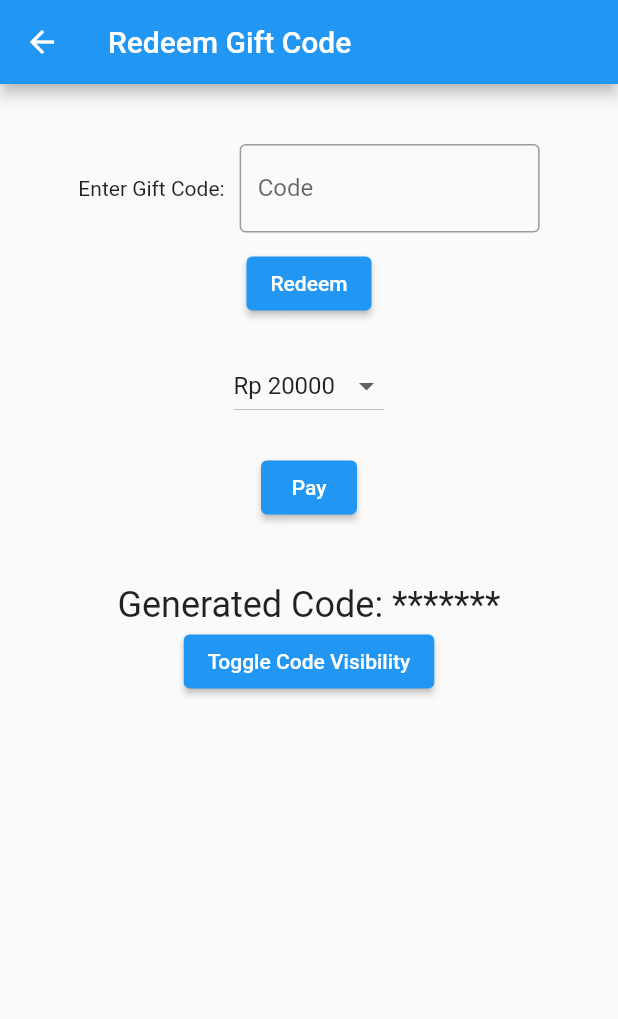
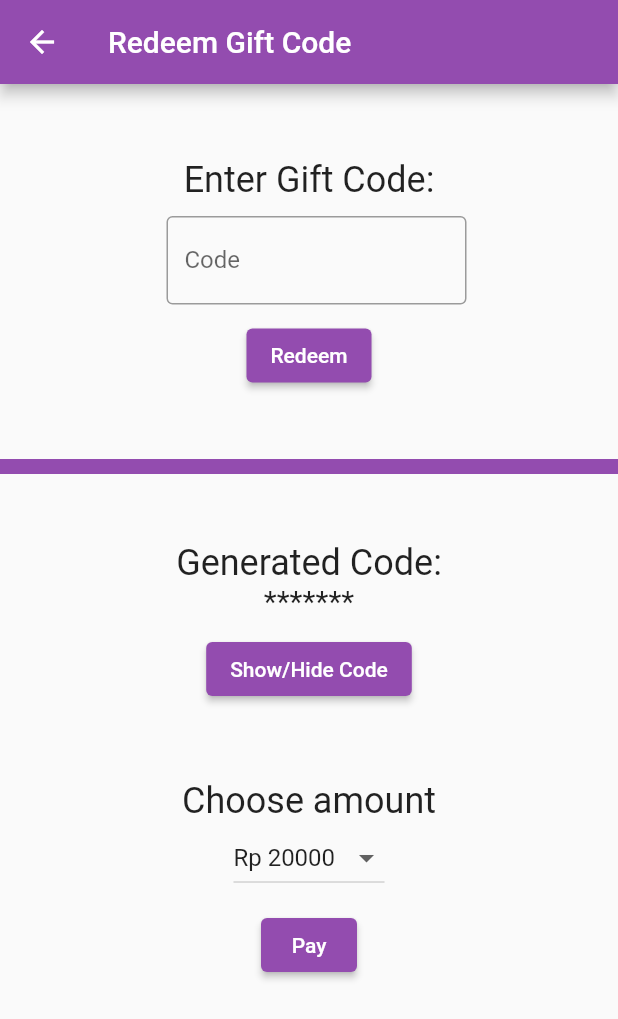
Before and after one commit to George535220173/UAS_E-MONEY, a Flutter app: the giftcodePage screen opened directly, on a phone screen of 412 x 824 dp. Shown: the top 1019 px of the screen. Run offline on Flutter 3.47's test engine with Material 2 defaults, Android fonts, the phone set to English and light mode, and no system bars; network calls fail.

Commit message:
update sistem giftcode

```diff
--- a/lib/Deposit/giftcode.dart
+++ b/lib/Deposit/giftcode.dart
@@ -12,33 +12,37 @@ class giftcodePage extends StatefulWidget {
 class _giftcodePageState extends State<giftcodePage> {
   final List<String> giftCodes = [];
   final List<int> amounts = [20000, 50000, 100000, 250000];
-  int selectedAmount = 20000; // Default amount
-  late String generatedCode = ''; // Initialize with an empty string
+  int selectedAmount = 20000;
+  late String generatedCode = '';
   TextEditingController enteredCodeController = TextEditingController();
-  bool isCodeVisible = false; // Newly added
+  bool isCodeVisible = false;
 
   @override
   Widget build(BuildContext context) {
     return Scaffold(
       appBar: AppBar(
         title: Text('Redeem Gift Code'),
+        backgroundColor: Color.fromARGB(255, 147, 76, 175),
       ),
       body: SingleChildScrollView(
         child: Column(
           mainAxisAlignment: MainAxisAlignment.start,
           children: [
-            SizedBox(height: 40),
+            SizedBox(height: 50),
+            Text(
+              'Enter Gift Code:',
+              style: TextStyle(fontSize: 24),
+            ),
+            SizedBox(height: 10),
             Row(
               mainAxisAlignment: MainAxisAlignment.center,
               children: [
-                Text('Enter Gift Code:'),
                 SizedBox(width: 10),
                 Container(
-                  width: 200, // Decreased width
+                  width: 200,
                   child: TextField(
                     controller: enteredCodeController,
                     onChanged: (value) {
-                      // You can add additional logic here if needed
                     },
                     decoration: InputDecoration(
                       labelText: 'Code',
@@ -50,12 +54,43 @@ class _giftcodePageState extends State<giftcodePage> {
             ),
             SizedBox(height: 10),
             ElevatedButton(
-                  onPressed: () {
-                    _redeemCode();
-                  },
-                  child: Text('Redeem'),
-                ),
-            SizedBox(height: 20), // Add spacing
+              onPressed: () {
+                _redeemCode();
+              },
+              child: Text('Redeem'),
+              style: ElevatedButton.styleFrom(
+                primary: Color.fromARGB(255, 147, 76, 175),
+              ),
+            ),
+            Divider(
+                height: 100,
+                thickness: 10,
+                color: Color.fromARGB(255, 147, 76, 175)),
+            Text(
+              'Generated Code:',
+              style: TextStyle(fontSize: 24),
+            ),
+            Text(
+              '${isCodeVisible ? generatedCode : '*******'}',
+              style: TextStyle(fontSize: 20),
+            ),
+            SizedBox(height: 10),
+            ElevatedButton(
+              onPressed: () {
+                setState(() {
+                  isCodeVisible = !isCodeVisible;
+                });
+              },
+              child: Text('Show/Hide Code'),
+              style: ElevatedButton.styleFrom(
+                primary: Color.fromARGB(255, 147, 76, 175),
+              ),
+            ),
+            SizedBox(height: 50),
+            Text(
+              'Choose amount',
+              style: TextStyle(fontSize: 24),
+            ),
             DropdownButton<int>(
               value: selectedAmount,
               items: amounts.map((amount) {
@@ -70,24 +105,15 @@ class _giftcodePageState extends State<giftcodePage> {
                 });
               },
             ),
-            SizedBox(height: 20),
-            ElevatedButton(
-              onPressed: _generateAndDisplayCode,
-              child: Text('Pay'),
-            ),
-            SizedBox(height: 20), // Add spacing
-            SizedBox(height: 20), // Add spacing
-            Text(
-              'Generated Code: ${isCodeVisible ? generatedCode : '*******'}',
-              style: TextStyle(fontSize: 24), // Increased font size
-            ),
+            SizedBox(height: 10),
             ElevatedButton(
               onPressed: () {
-                setState(() {
-                  isCodeVisible = !isCodeVisible;
-                });
+                _generateAndDisplayCode();
               },
-              child: Text('Toggle Code Visibility'),
+              child: Text('Pay'),
+              style: ElevatedButton.styleFrom(
+                primary: Color.fromARGB(255, 147, 76, 175),
+              ),
             ),
           ],
         ),
@@ -96,26 +122,77 @@ class _giftcodePageState extends State<giftcodePage> {
   }
 
   void _generateAndDisplayCode() {
-    // Generate a random string code
     generatedCode = _generateRandomCode();
 
-    // Save the generated code
     giftCodes.add(generatedCode);
 
-    // Display the generated code in the UI
     setState(() {});
+
+    int paymentAmount = selectedAmount + Random().nextInt(100) + 1;
+
+    showDialog(
+      context: context,
+      builder: (BuildContext context) {
+        return AlertDialog(
+          title: Text('Payment'),
+          content:
+              Text('Transfer credit of Rp.$paymentAmount to 0812 3456 7890'),
+          actions: <Widget>[
+            TextButton(
+              onPressed: () {
+                Navigator.of(context).pop();
+              },
+              child: Text('Done!'),
+            ),
+          ],
+        );
+      },
+    );
   }
 
   void _redeemCode() {
     String enteredCode = enteredCodeController.text;
 
     if (isCodeVisible && enteredCode == generatedCode) {
-      // Entered code matches the generated code, redeem the gift
       Money.redeemGiftCode(enteredCode, selectedAmount.toDouble());
-      Navigator.pop(context); // Close the gift code page
+      showDialog(
+        context: context,
+        builder: (BuildContext context) {
+          return AlertDialog(
+            title: Text('Code Redeemed'),
+            content: Text('Balance has been updated.'),
+            actions: <Widget>[
+              TextButton(
+                onPressed: () {
+                  Navigator.of(context).pop();
+                  Navigator.pop(context);
+                  Navigator.pop(context);
+                },
+                child: Text('OK'),
+              ),
+            ],
+          );
+        },
+      );
     } else {
-      // Show an error message or take appropriate action
-      print('Invalid gift code');
+      showDialog(
+        context: context,
+        builder: (BuildContext context) {
+          return AlertDialog(
+            title: Text('Invalid Gift Code'),
+            content: Text(
+                'The entered gift code is invalid. Please check and try again.'),
+            actions: <Widget>[
+              TextButton(
+                onPressed: () {
+                  Navigator.of(context).pop();
+                },
+                child: Text('OK'),
+              ),
+            ],
+          );
+        },
+      );
     }
   }
 
@@ -124,7 +201,7 @@ class _giftcodePageState extends State<giftcodePage> {
     Random random = Random();
     String code = '';
 
-    for (int i = 0; i < 9; i++) {
+    for (int i = 0; i < 2; i++) {
       code += characters[random.nextInt(characters.length)];
     }
 
```
